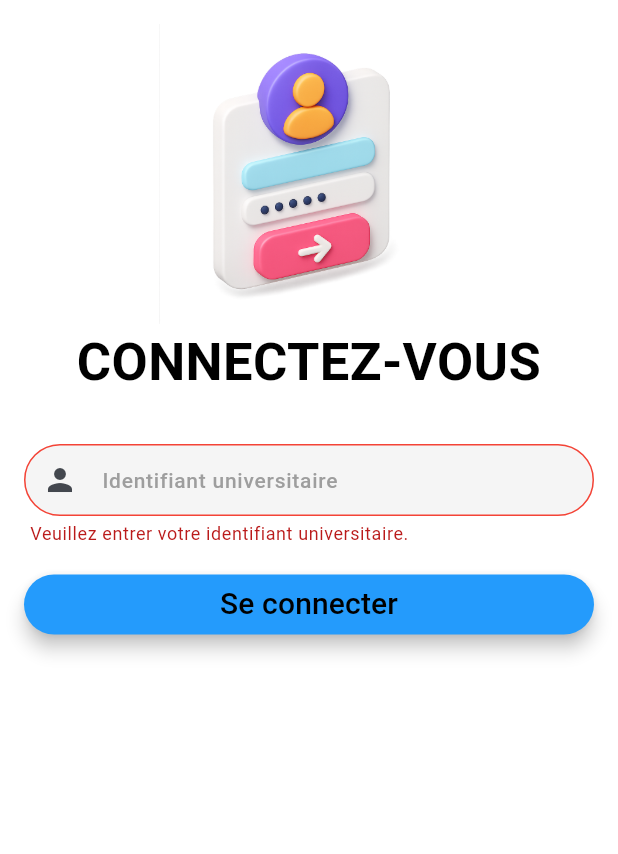
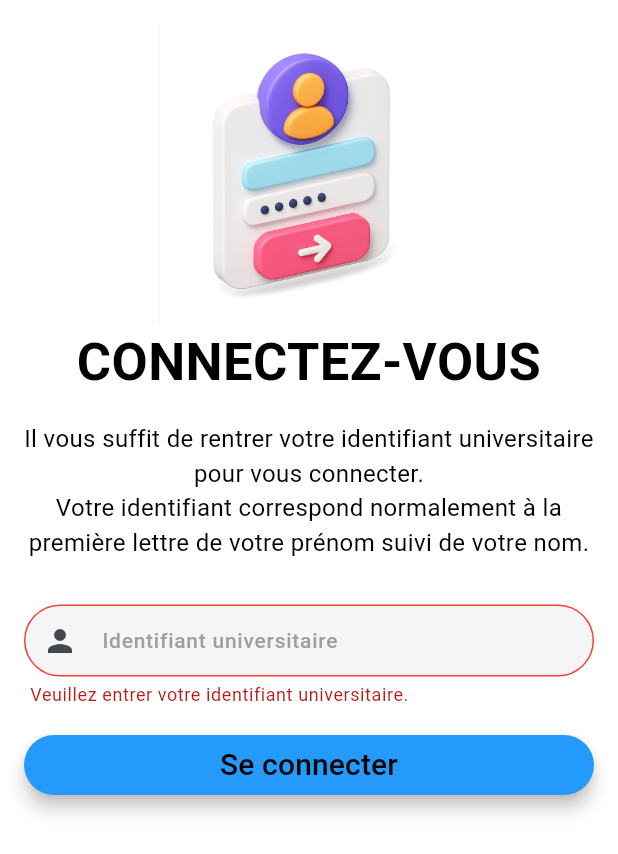
Before and after one commit to TooFuW/appli_edt_univ, a Flutter app: the screen it shows after launch, after a tap on "Se connecter", on a phone screen of 412 x 824 dp. Shown: the top 854 px of the screen. Run offline on Flutter 3.47's test engine with Material 3 defaults, Android fonts, the phone set to English and light mode, and no system bars; our stand-ins replace shared_preferences, table_calendar; missing offline and left inert: icalendar_parser.

Commit message:
Ajout d'indications sur la page de login + sauvegarde de l'identifiant pour une reconnexion automatique (pas fonctionnel)

```diff
--- a/lib/main.dart
+++ b/lib/main.dart
@@ -1,4 +1,5 @@
 import 'dart:collection';
+import 'dart:convert';
 import 'package:appli_edt_univ/screens/login_screen.dart';
 import 'package:appli_edt_univ/theme.dart';
 import 'package:flutter/material.dart';
@@ -6,9 +7,12 @@ import 'package:icalendar_parser/icalendar_parser.dart';
 import 'package:intl/intl.dart';
 import 'package:table_calendar/table_calendar.dart';
 import 'package:intl/date_symbol_data_local.dart';
+import 'package:http/http.dart' as http;
 
 void main() async {
+  WidgetsFlutterBinding.ensureInitialized();
   await initializeDateFormatting();
+  await initStorage();
   runApp(MyApp());
 }
 
@@ -23,8 +27,84 @@ class MyApp extends StatelessWidget {
         colorScheme: ColorScheme.fromSeed(seedColor: const Color.fromARGB(255, 36, 155, 252)),
         useMaterial3: true,
       ),
-      home: LoginScreen(),
+      home: FutureBuilder<Widget?>(
+        future: _autoConnect(context),
+        builder: (context, snapshot) {
+          if (snapshot.connectionState == ConnectionState.waiting) {
+            return Scaffold(
+              backgroundColor: Colors.white,
+              body: Center(
+                child: Column(
+                  mainAxisAlignment: MainAxisAlignment.center,
+                  children: [
+                    textH2(text: "Connexion en cours..."),
+                    SizedBox(
+                      height: 50,
+                      width: 50,
+                      child: CircularProgressIndicator.adaptive(
+                        strokeWidth: 2,
+                        valueColor: AlwaysStoppedAnimation<Color>(Colors.white),
+                        backgroundColor: Color.fromARGB(255, 36, 155, 252),
+                      ),
+                    ),
+                    FutureBuilder<int>(
+                      future: Future.delayed(const Duration(seconds: 5), () => 5),
+                      builder: (context, snapshot) {
+                        if (snapshot.connectionState == ConnectionState.done) {
+                          return textMoyenP1(text: "Encore en chargement...", bold: true);
+                        }
+                        return const SizedBox.shrink();
+                      },
+                    ),
+                    FutureBuilder<int>(
+                      future: Future.delayed(const Duration(seconds: 10), () => 10),
+                      builder: (context, snapshot) {
+                        if (snapshot.connectionState == ConnectionState.done) {
+                          return textMoyenP1(text: "Nous avons du mal à nous connecter...", bold: true);
+                        }
+                        return const SizedBox.shrink();
+                      },
+                    ),
+                  ],
+                ),
+              )
+            );
+          } else if (snapshot.hasError) {
+            eraseStorage();
+            return LoginScreen();
+          } else {
+            return snapshot.data ?? LoginScreen();
+          }
+        },
+      ),
     );
+  }
+
+  Future<Widget> _autoConnect(BuildContext context) async {
+    String? userId = await getId();
+    if (userId != null) {
+      var url = Uri.parse('http://applis.univ-nc.nc/cgi-bin/WebObjects/EdtWeb.woa/2/wa/default').replace(queryParameters: {'login': '$userId/ical'});
+      try {
+        // RECEPTION DE LA REPONSE
+        var response = await http.get(url);
+        // Si la réponse est bonne
+        if (response.statusCode == 200) {
+          final bytes = response.bodyBytes;
+          final icsString = utf8.decode(bytes);
+          final iCalendar = ICalendar.fromString(icsString);
+          return MyHomePage(calendar: iCalendar, id: userId);
+        }
+        // Sinon
+        else {
+          return LoginScreen();
+        }
+      }
+      // On gére le cas où il n'y a pas d'internet
+      catch (e) {
+        return LoginScreen();
+      }
+    }
+    return LoginScreen();
   }
 }
 
@@ -63,9 +143,10 @@ List<DateTime> _daysInRange(DateTime first, DateTime last) {
 }
 
 class MyHomePage extends StatefulWidget {
-  const MyHomePage({super.key, required this.calendar});
+  const MyHomePage({super.key, required this.calendar, required this.id});
 
   final ICalendar calendar;
+  final String id;
 
   @override
   State<MyHomePage> createState() => _MyHomePageState();
@@ -218,7 +299,7 @@ class _MyHomePageState extends State<MyHomePage> {
   Widget build(BuildContext context) {
     return Scaffold(
       appBar: AppBar(
-        title: const Text('EDT Université'),
+        title: Text('EDT de ${widget.id}'),
         backgroundColor: Colors.white,
         surfaceTintColor: Colors.white,
       ),
--- a/lib/screens/login_screen.dart
+++ b/lib/screens/login_screen.dart
@@ -34,7 +34,8 @@ class _LoginScreenState extends State<LoginScreen> {
         backgroundColor: Colors.white,
       ),
       backgroundColor: Colors.white,
-      body: SingleChildScrollView(
+      body: SafeArea(
+        child: SingleChildScrollView(
           child: Padding(
             padding: const EdgeInsets.all(16),
             child: AutofillGroup(
@@ -50,6 +51,9 @@ class _LoginScreenState extends State<LoginScreen> {
                       height: 200,
                     ),
                     textH1(text: "CONNECTEZ-VOUS"),
+                    sizedBoxPetite(),
+                    textMoyenP2(text: "Il vous suffit de rentrer votre identifiant universitaire pour vous connecter."),
+                    textMoyenP2(text: "Votre identifiant correspond normalement à la première lettre de votre prénom suivi de votre nom."),
                     sizedBoxGrosse(),
                     // Champs d'email
                     textFormField(
@@ -84,6 +88,7 @@ class _LoginScreenState extends State<LoginScreen> {
             ),
           ),
         ),
+      ),
     );
   }
 
@@ -105,9 +110,12 @@ void _submitForm(BuildContext context) async {
           final bytes = response.bodyBytes;
           final icsString = utf8.decode(bytes);
           final iCalendar = ICalendar.fromString(icsString);
+          if (mounted) {
+            await saveId(_idController.text);
+          }
           if (context.mounted) {
             Navigator.of(context).pushAndRemoveUntil(
-              MaterialPageRoute(builder: (context) => MyHomePage(calendar: iCalendar)),
+              MaterialPageRoute(builder: (context) => MyHomePage(calendar: iCalendar, id: _idController.text)),
               (Route<dynamic> route) => false
             );
           }
--- a/lib/theme.dart
+++ b/lib/theme.dart
@@ -1,6 +1,32 @@
+import 'package:flutter/material.dart';
+import 'package:shared_preferences/shared_preferences.dart';
+
+late SharedPreferences _prefs;
+
+// Initialisation du storage
+Future<void> initStorage() async {
+  _prefs = await SharedPreferences.getInstance();
+}
+
+// Récupération de l'id
+Future<String?> getId() async {
+  //SharedPreferences _prefs = await SharedPreferences.getInstance();
+  return _prefs.getString("id");
+}
+
+// Suppression de tout ce qui est enregistré
+Future<void> eraseStorage() async {
+  //SharedPreferences _prefs = await SharedPreferences.getInstance();
+  await _prefs.clear();
+}
+
+// Sauvegarde locale de l'id
+Future<void> saveId(String id) async {
+  //SharedPreferences _prefs = await SharedPreferences.getInstance();
+  await _prefs.setString("id", id);
+}
+
 // Texte de titre au format H1
-import 'package:flutter/material.dart';
-
 Text textH1 (
   {required String text,
   TextAlign? textAlign}
--- a/pubspec.yaml
+++ b/pubspec.yaml
@@ -16,6 +16,7 @@ dependencies:
   icalendar_parser: ^2.1.0 # https://pub.dev/packages/icalendar_parser
   table_calendar: ^3.2.0 # https://pub.dev/packages/table_calendar
   intl: ^0.20.2 # https://pub.dev/packages/intl
+  shared_preferences: ^2.5.3 # https://pub.dev/packages/shared_preferences
 
 dev_dependencies:
   flutter_test:
```
Also changed, not shown: pubspec.lock, 2 other files. Lines whose indentation alone changed are shown as unchanged.
